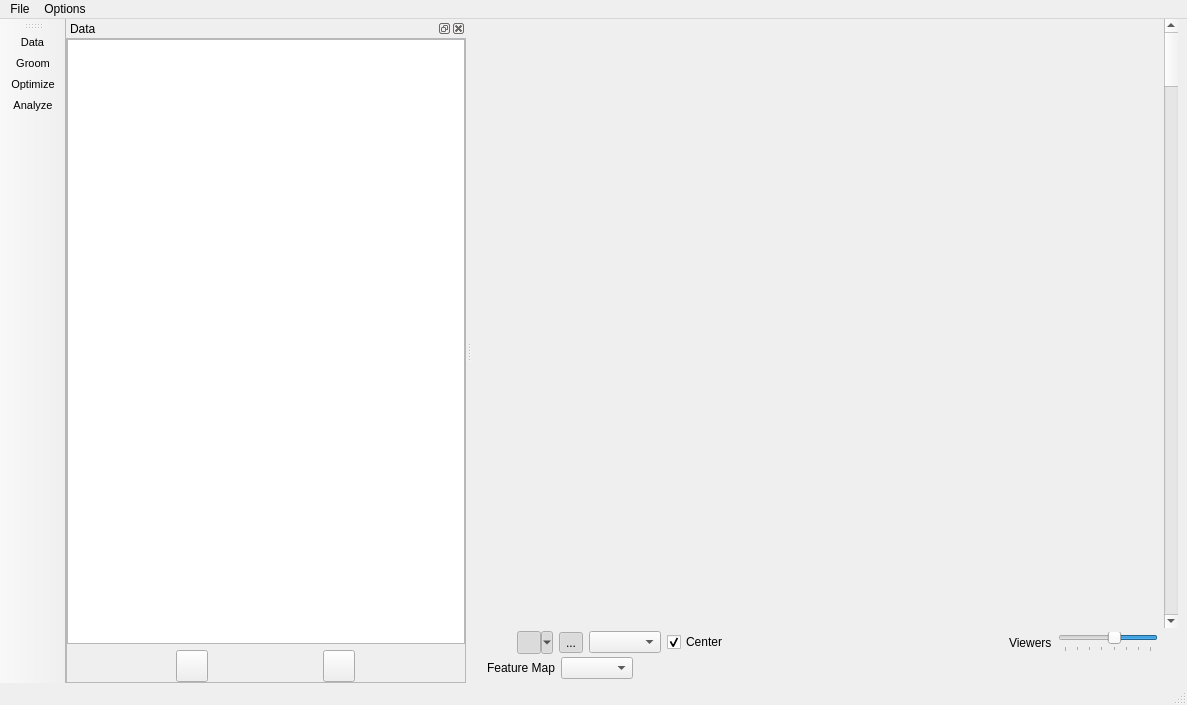
The window that Studio/src/Application/Visualization/ShapeWorksStudioApp.ui (SCIInstitute/ShapeWorks) describes before a commit, drawn with Qt 5.
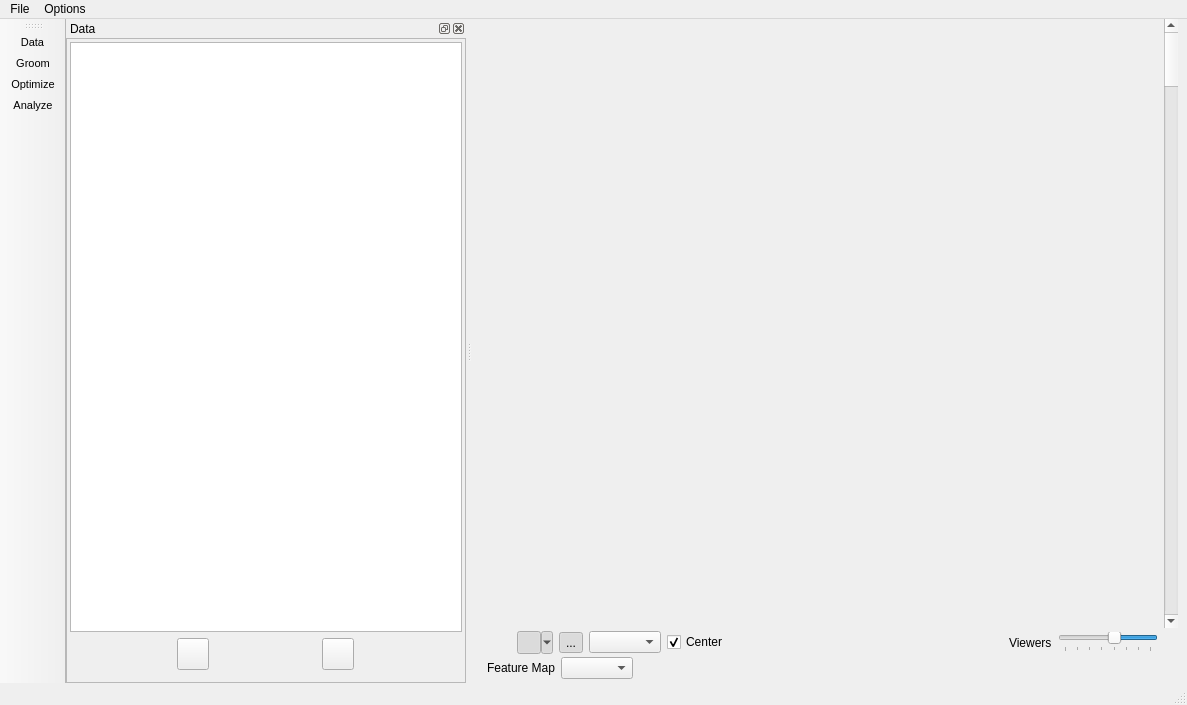
The same window after the commit. Icons and pictures are not drawn. Custom widgets are drawn as their Qt base class.

```diff
--- a/Studio/src/Application/Visualization/ShapeWorksStudioApp.ui
+++ b/Studio/src/Application/Visualization/ShapeWorksStudioApp.ui
@@ -425,16 +425,16 @@
            <widget class="QWidget" name="import_page">
             <layout class="QVBoxLayout" name="verticalLayout_2">
              <property name="leftMargin">
-              <number>0</number>
+              <number>3</number>
              </property>
              <property name="topMargin">
-              <number>0</number>
+              <number>3</number>
              </property>
              <property name="rightMargin">
-              <number>0</number>
+              <number>3</number>
              </property>
              <property name="bottomMargin">
-              <number>0</number>
+              <number>12</number>
              </property>
              <item>
               <widget class="QTableWidget" name="table"/>
```
